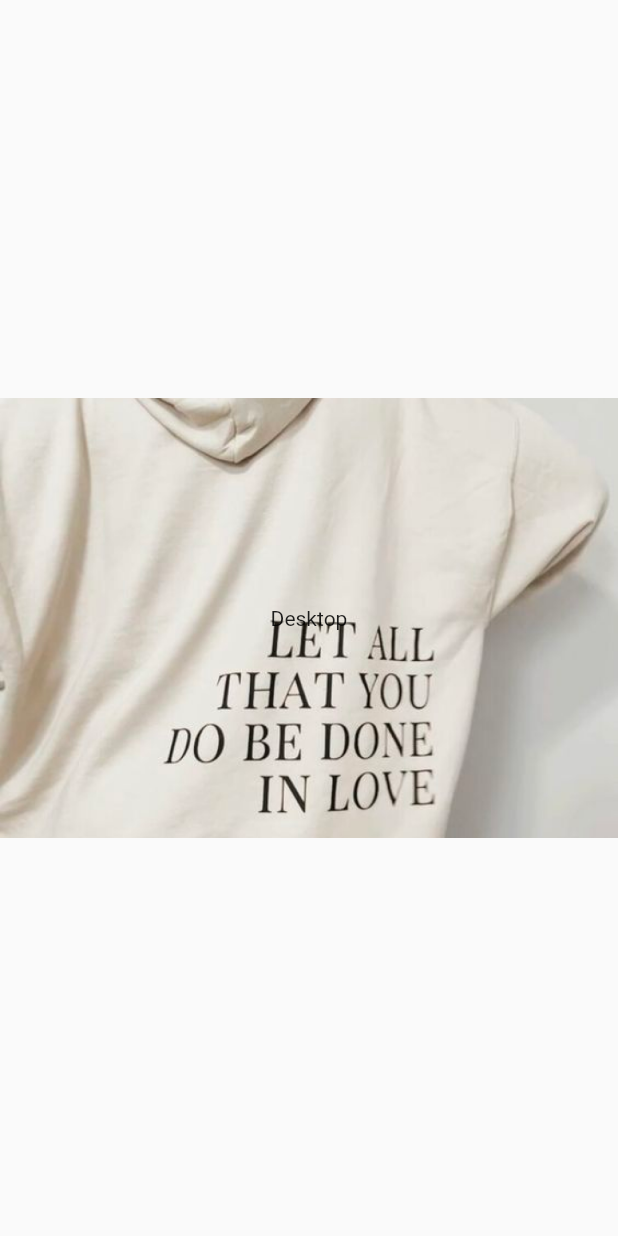
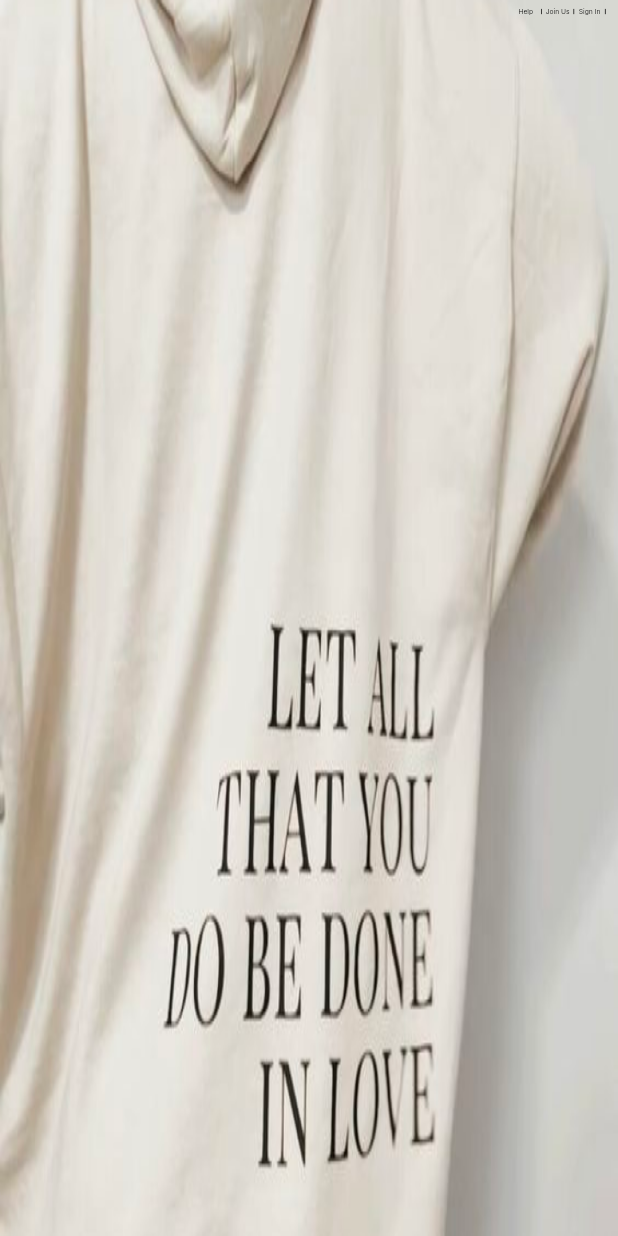
Before and after one commit to ralphkevinmacahipay/flutter-test-app, a Flutter app: the DesktopScreen screen opened directly, on a phone screen of 412 x 824 dp. Run offline on Flutter 3.47's test engine with Material 2 defaults, Android fonts, the phone set to English and light mode, and no system bars; our stand-ins replace get, google_fonts, velocity_x.

Commit message:
done_signin_help_joinUs

```diff
--- a/lib/desktop/desktop.dart
+++ /dev/null
@@ -1,22 +0,0 @@
-import 'package:flutter/material.dart';
-import 'package:flutter_test_app/configuration/icons.dart';
-
-class DesktopScreen extends StatelessWidget {
-  const DesktopScreen({super.key});
-
-  @override
-  Widget build(BuildContext context) {
-    return Scaffold(
-      body: Stack(children: [
-        Container(
-          decoration: BoxDecoration(
-            image: DecorationImage(
-              image: AssetImage(kBackGroundImage),
-            ),
-          ),
-          child: const Center(child: Text("Desktop")),
-        )
-      ]),
-    );
-  }
-}
--- /dev/null
+++ b/lib/desktop/home_desktop/home_desktop.dart
@@ -0,0 +1,106 @@
+import 'package:flutter/material.dart';
+import 'package:flutter_test_app/configuration/icons.dart';
+import 'package:flutter_test_app/configuration/style.dart';
+import 'package:get/get.dart';
+import 'package:velocity_x/velocity_x.dart';
+
+class DesktopScreen extends StatelessWidget {
+  const DesktopScreen({super.key});
+
+  @override
+  Widget build(BuildContext context) {
+    return Scaffold(
+      body: Stack(children: [
+        Container(
+          decoration: BoxDecoration(
+            image: DecorationImage(
+              fit: BoxFit.fill,
+              image: AssetImage(kBackGroundImage),
+            ),
+          ),
+          child: Stack(children: [
+            Align(
+              alignment: Alignment.topRight,
+              child: Column(
+                children: [
+                  SizedBox(
+                    width: context.percentWidth * 15.41,
+                    child: const FittedBox(
+                      child: Row(
+                        children: [
+                          NavItemMenu(
+                            kTitle: "Help",
+                            kOnPress: helpFunction,
+                          ),
+                          DividerNav(),
+                          NavItemMenu(
+                            kTitle: "Join Us",
+                            kOnPress: joinUsFunction,
+                          ),
+                          DividerNav(),
+                          NavItemMenu(
+                            kTitle: "Sign In",
+                            kOnPress: signInFunction,
+                          ),
+                          DividerNav(),
+                        ],
+                      ),
+                    ),
+                  ).marginOnly(right: context.percentWidth * 2)
+                ],
+              ),
+            )
+          ]),
+        )
+      ]),
+    );
+  }
+}
+
+void signInFunction() {
+  print('sign in');
+}
+
+void helpFunction() {
+  print('help');
+}
+
+void joinUsFunction() {
+  print('join us');
+}
+
+class NavItemMenu extends StatelessWidget {
+  final void Function()? kOnPress;
+  final String kTitle;
+
+  const NavItemMenu({
+    super.key,
+    required this.kTitle,
+    required this.kOnPress,
+  });
+
+  @override
+  Widget build(BuildContext context) {
+    return TextButton(
+        onPressed: kOnPress,
+        child: Text(
+          kTitle,
+          style: kInterRegurlar.copyWith(color: kBlack),
+        ));
+  }
+}
+
+class DividerNav extends StatelessWidget {
+  const DividerNav({
+    super.key,
+  });
+
+  @override
+  Widget build(BuildContext context) {
+    return Container(
+      height: 11, // Adjust the height of the line
+      width: 1.5, // Width of the vertical line
+      color: Colors.black, // Color of the line
+    );
+  }
+}
--- a/lib/main.dart
+++ b/lib/main.dart
@@ -1,5 +1,5 @@
 import 'package:flutter/material.dart';
-import 'package:flutter_test_app/desktop/desktop.dart';
+import 'package:flutter_test_app/desktop/home_desktop/home_desktop.dart';
 import 'package:flutter_test_app/mobile/mobile.dart';
 import 'package:flutter_test_app/tablet/tablet.dart';
 
--- a/pubspec.yaml
+++ b/pubspec.yaml
@@ -35,6 +35,8 @@ dependencies:
   # Use with the CupertinoIcons class for iOS style icons.
   cupertino_icons: ^1.0.2
   google_fonts: ^5.1.0
+  velocity_x: ^4.1.1
+  get: ^4.6.5
 
 dev_dependencies:
   flutter_test:
```
